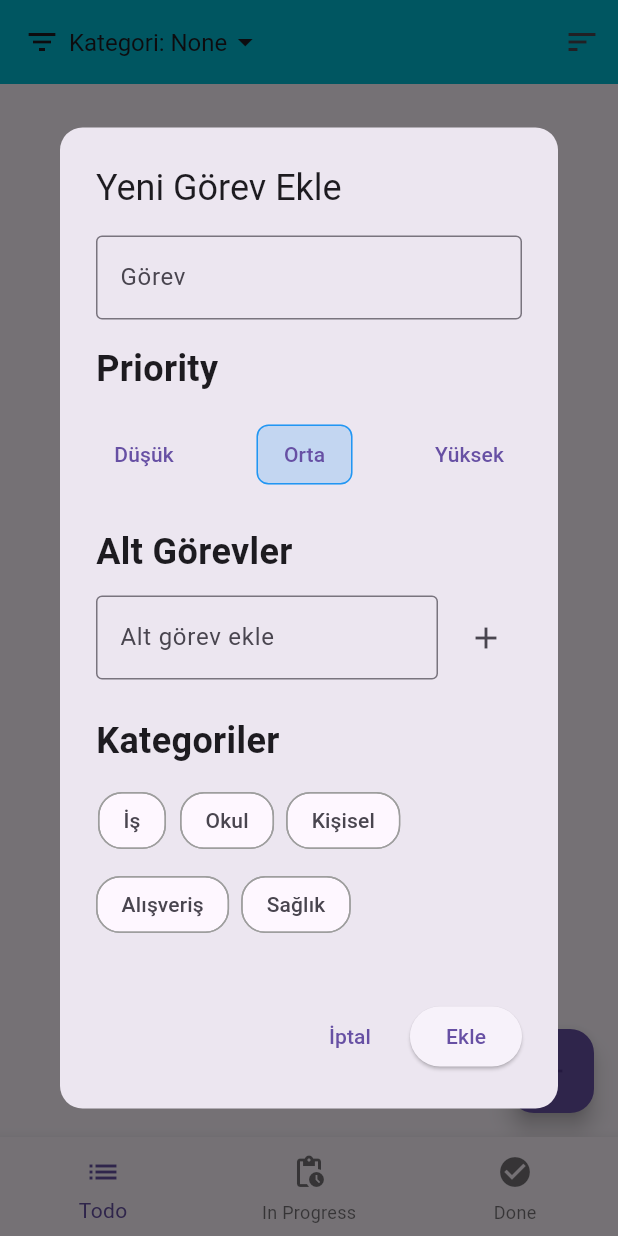
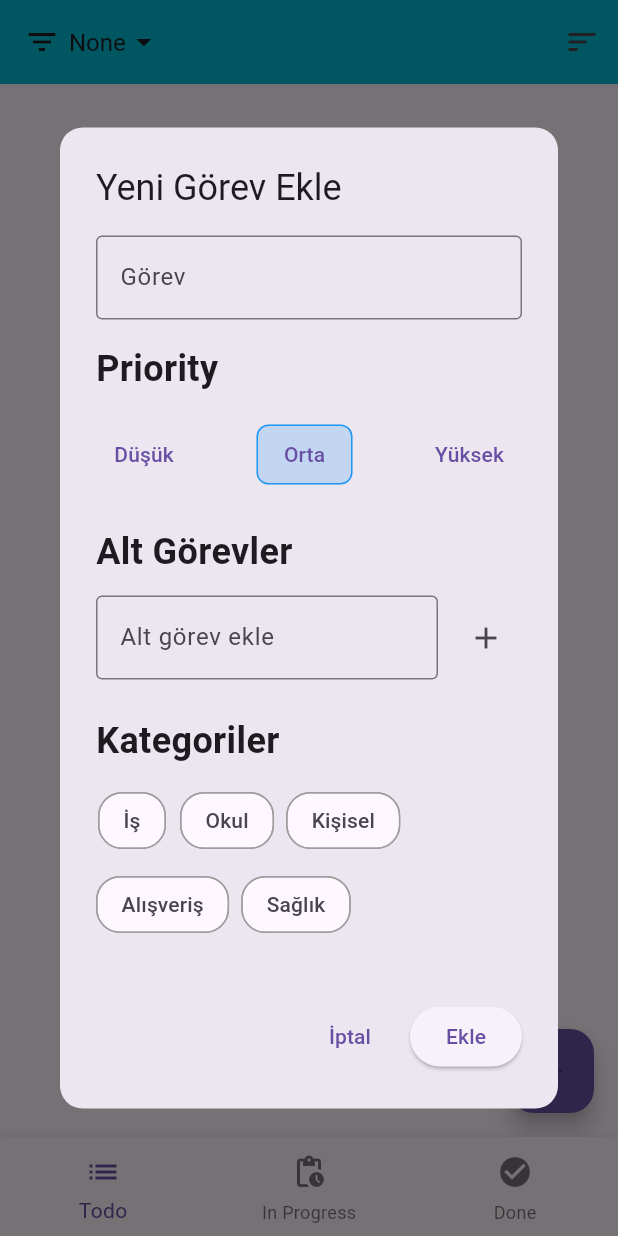
Before and after one commit to MertAliUzun/todo_app, a Flutter app: the screen it shows after launch, after a tap on the "add" icon, on a phone screen of 412 x 824 dp. Run offline on Flutter 3.47's test engine with Material 3 defaults, Android fonts, the phone set to English and light mode, and no system bars; our stand-ins replace flutter_bloc, isar; missing offline and left inert: safe_int_id; accounts and stored records are empty; generated files the repository leaves out were written again.

Commit message:
v 2.2 (fixed a bug where category would expand and not fit screen)

```diff
--- a/lib/presentation/todo_page.dart
+++ b/lib/presentation/todo_page.dart
@@ -68,7 +68,7 @@ class _TodoPageState extends State<TodoPage> {
                       const Icon(Icons.filter_list),
                       const SizedBox(width: 6),
                       Text(
-                        'Kategori: $currentCategory',
+                        currentCategory ?? 'None',
                         style: const TextStyle(
                           fontSize: 16,
                         ),
--- a/lib/presentation/todo_view.dart
+++ b/lib/presentation/todo_view.dart
@@ -232,7 +232,7 @@ class _TodoViewState extends State<TodoView> {
                                   });
                                 },
                                 selectedColor: Colors.blue.withOpacity(0.2),
-                                checkmarkColor: Colors.blue,
+                                showCheckmark: false,
                                 shape: RoundedRectangleBorder(
                                   borderRadius: BorderRadius.circular(16),
                                   side: BorderSide(
```
